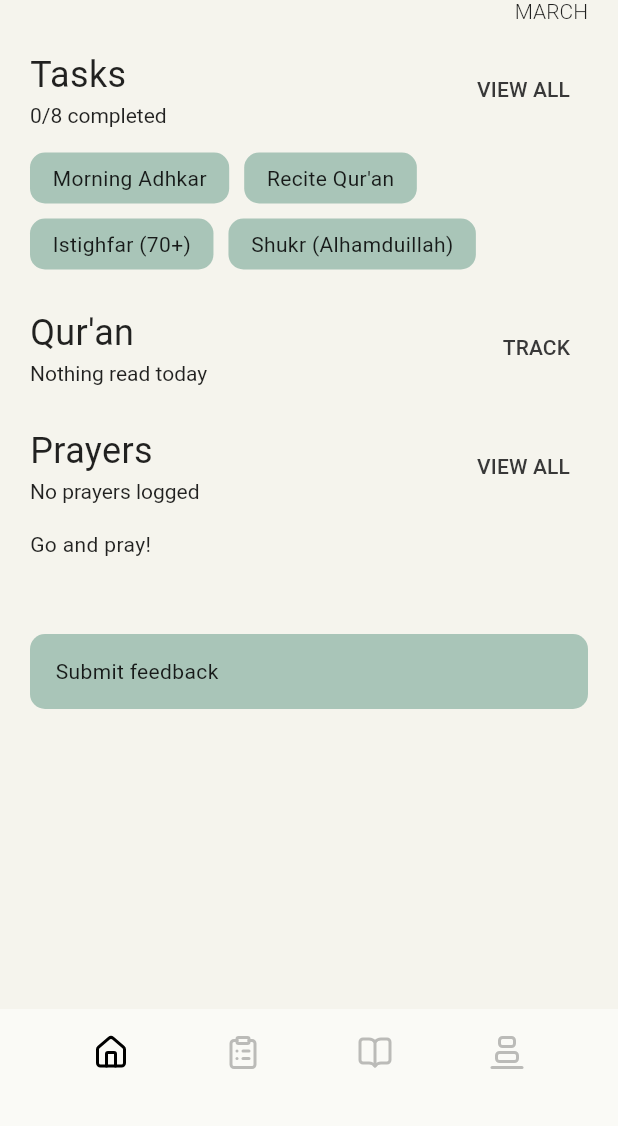
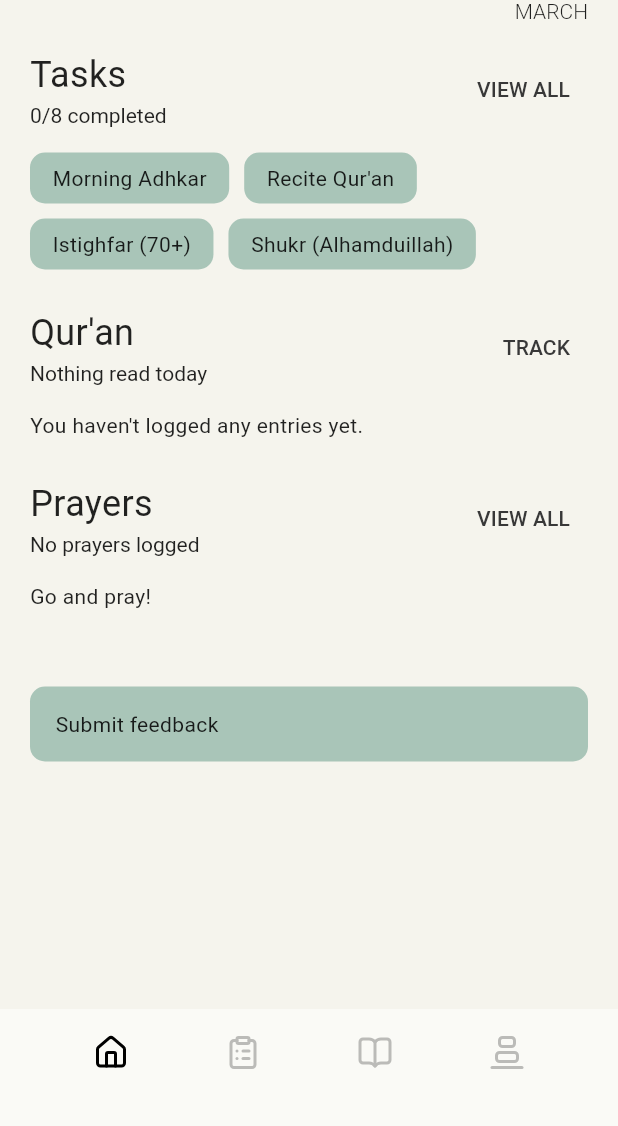
Before and after one commit to hkamran80/ramadan-taskminder, a Flutter app: the screen it shows after launch, on a phone screen of 412 x 824 dp, the part 110-1236 px from its top. Run offline on Flutter 3.47's test engine with Material 2 defaults, Android fonts, the phone set to English and light mode, and no system bars; our stand-ins replace go_router, google_fonts, hijri, hive_flutter, lucide_icons, shared_preferences; accounts and stored records are empty; Roboto replaces fonts that are missing (Numans).

```diff
--- a/lib/screens/home.dart
+++ b/lib/screens/home.dart
@@ -113,8 +113,11 @@ class _HomeScreenState extends State<HomeScreen> {
     );
 
     String currentDate = DateTime.now().toIso8601String().split("T")[0];
+    List history = quran.get("history");
     List todaysEntries =
-        quran.get("history").where((entry) => entry[0] == currentDate).toList();
+        history.where((entry) => entry[0] == currentDate).toList();
+    int ayahsRead = calculateAyahsRead(history);
+    String percentageRead = (ayahsRead / totalAyahCount).toStringAsFixed(1);
 
     Iterable completedPrayers = prayers.entries
         .where(
@@ -227,6 +230,23 @@ class _HomeScreenState extends State<HomeScreen> {
                               onClick: (() =>
                                   GoRouter.of(context).go("/quran")),
                             ),
+                            const SizedBox(height: 15),
+                            history.isNotEmpty
+                                ? Wrap(
+                                    spacing: 10,
+                                    runSpacing: 10,
+                                    children: [
+                                      Statistic(
+                                        statistic: "$percentageRead% read",
+                                      ),
+                                      Statistic(
+                                        statistic: "$ayahsRead ayahs",
+                                      ),
+                                    ],
+                                  )
+                                : const Text(
+                                    "You haven't logged any entries yet.",
+                                  ),
                           ],
                         ),
                         const SizedBox(
```
